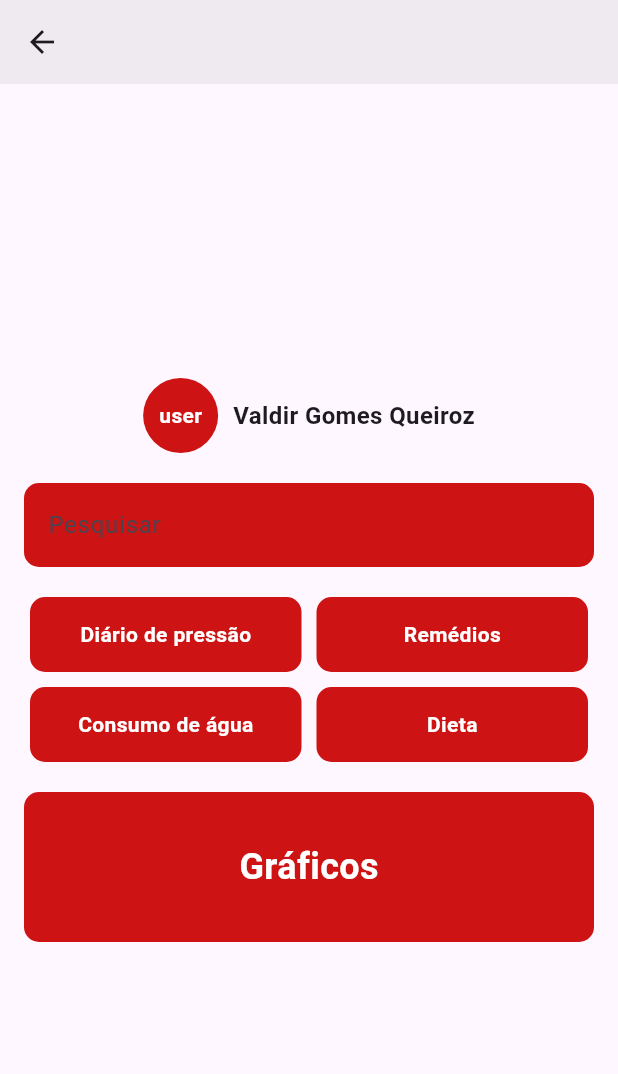
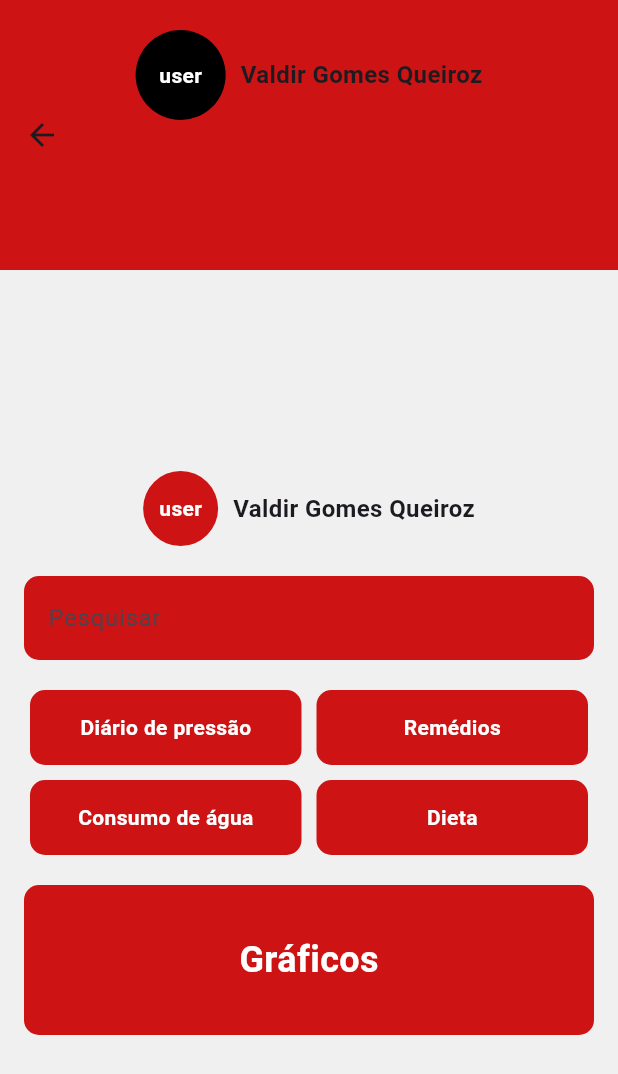
Before and after one commit to febzr/proj-dsi, a Flutter app: the HomePage screen opened by its route, on a phone screen of 412 x 824 dp. Shown: the top 1074 px of the screen. Run offline on Flutter 3.47's test engine with Material 3 defaults, Android fonts, the phone set to English and light mode, and no system bars; our stand-ins replace email_validator.

Commit message:
modificando a home
aumentando a appbar e redimensionando elementos

```diff
--- a/cardiocare_alpha/lib/screens/home.dart
+++ b/cardiocare_alpha/lib/screens/home.dart
@@ -9,8 +9,44 @@ class HomePage extends StatelessWidget {
   Widget build(BuildContext context) {
     return Scaffold(
       appBar: AppBar(
-        backgroundColor: Color.fromARGB(31, 133, 133, 133),
-      ),
+          toolbarHeight: 180, // tamanho da appbar
+          flexibleSpace: Container(
+            color: const Color(0xFFCD1313),
+            child: Column(
+              children: [
+                Row(
+                  mainAxisAlignment: MainAxisAlignment.center,
+                  children: [
+                    Container(
+                      width: 60,
+                      height: 100,
+                      decoration: BoxDecoration(
+                        shape: BoxShape.circle,
+                        color: Color.fromARGB(255, 0, 0, 0),
+                      ),
+                      child: Center(
+                        child: Text(
+                          'user',
+                          style: TextStyle(
+                            color: Colors.white,
+                            fontWeight: FontWeight.bold,
+                          ),
+                        ),
+                      ),
+                    ),
+                    SizedBox(width: 10),
+                    Text(
+                      'Valdir Gomes Queiroz',
+                      style:
+                          TextStyle(fontSize: 16, fontWeight: FontWeight.bold),
+                    ),
+                  ],
+                ),
+              ],
+            ),
+          ),
+          backgroundColor: Colors.transparent),
+      backgroundColor: Color.fromARGB(31, 133, 133, 133),
       body: Center(
         child: Padding(
           padding: const EdgeInsets.all(16.0),
```
